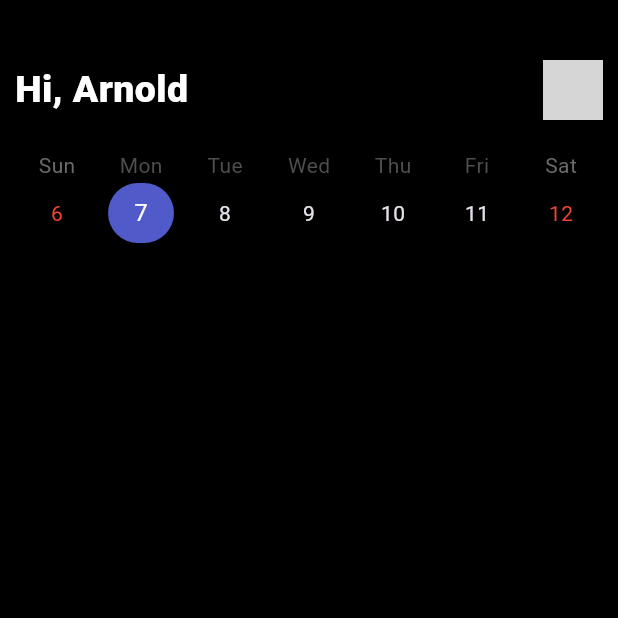
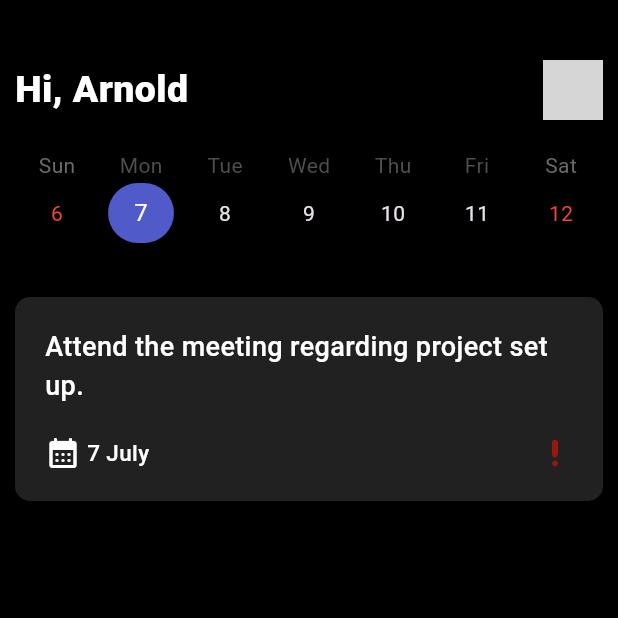
Before and after one commit to AbishekAB21/checkit, a Flutter app: the screen it shows after launch, on a phone screen of 412 x 824 dp, the top half of it. Run offline on Flutter 3.47's test engine with Material 3 defaults, Android fonts, the phone set to English and light mode, and no system bars; drawn by our look-alikes of table_calendar; our stand-ins replace flutter_riverpod, google_fonts; grey boxes are pictures that could not be loaded.

Commit message:
task widget UI completed

```diff
--- a/lib/features/home_screen/components/home_screen_component.dart
+++ b/lib/features/home_screen/components/home_screen_component.dart
@@ -2,6 +2,7 @@ import 'package:flutter/material.dart';
 
 import 'package:flutter_riverpod/flutter_riverpod.dart';
 
+import 'package:checkit/features/home_screen/widgets/task_widget.dart';
 import 'package:checkit/features/home_screen/widgets/table_calendar.dart';
 import 'package:checkit/features/home_screen/widgets/welcome_section.dart';
 import 'package:checkit/features/settings_screen/core/providers/theme_provider.dart';
@@ -32,9 +33,8 @@ class HomeScreenComponent extends ConsumerWidget {
             priorities red:high, yellow:medium white:low) */
 
             // click each priority to show its details
-
-            Container()
-
+            SizedBox(height: 30),
+            TaskWidget(),
           ],
         ),
       ),
--- /dev/null
+++ b/lib/features/home_screen/widgets/task_widget.dart
@@ -0,0 +1,53 @@
+import 'package:flutter/material.dart';
+
+import 'package:flutter_riverpod/flutter_riverpod.dart';
+
+import 'package:checkit/utils/fontstyles/fontstyles.dart';
+import 'package:checkit/features/settings_screen/core/providers/theme_provider.dart';
+
+class TaskWidget extends ConsumerWidget {
+  const TaskWidget({super.key});
+
+  @override
+  Widget build(BuildContext context, WidgetRef ref) {
+    final color = ref.watch(themeProvider);
+    return Container(
+      width: MediaQuery.of(context).size.width,
+      padding: EdgeInsets.all(20),
+      decoration: BoxDecoration(
+        borderRadius: BorderRadius.circular(10),
+        gradient: LinearGradient(
+          begin: Alignment.topLeft,
+          end: Alignment.bottomRight,
+          colors: [color.textfieldBackground, color.textfieldBackground],
+        ),
+      ),
+      child: Column(
+        crossAxisAlignment: CrossAxisAlignment.start,
+        children: [
+          Text(
+            "Attend the meeting regarding project set up.",
+            style: Fontstyles.roboto18px(context, ref),
+            maxLines: 2,
+          ),
+          SizedBox(height: 20),
+          Row(
+            mainAxisAlignment: MainAxisAlignment.spaceBetween,
+            children: [
+              Row(
+                children: [
+                  Icon(Icons.calendar_month_rounded),
+                  Text(
+                    " ${DateTime.now().day} July",
+                    style: Fontstyles.roboto15px(context, ref),
+                  ),
+                ],
+              ),
+              Icon(Icons.priority_high_rounded, color: color.deleteColor),
+            ],
+          ),
+        ],
+      ),
+    );
+  }
+}
```
Also changed, not shown: lib/utils/fontstyles/fontstyles.dart (+19 -1 lines), lib/utils/theme/app_colors.dart (+6 -2 lines).
